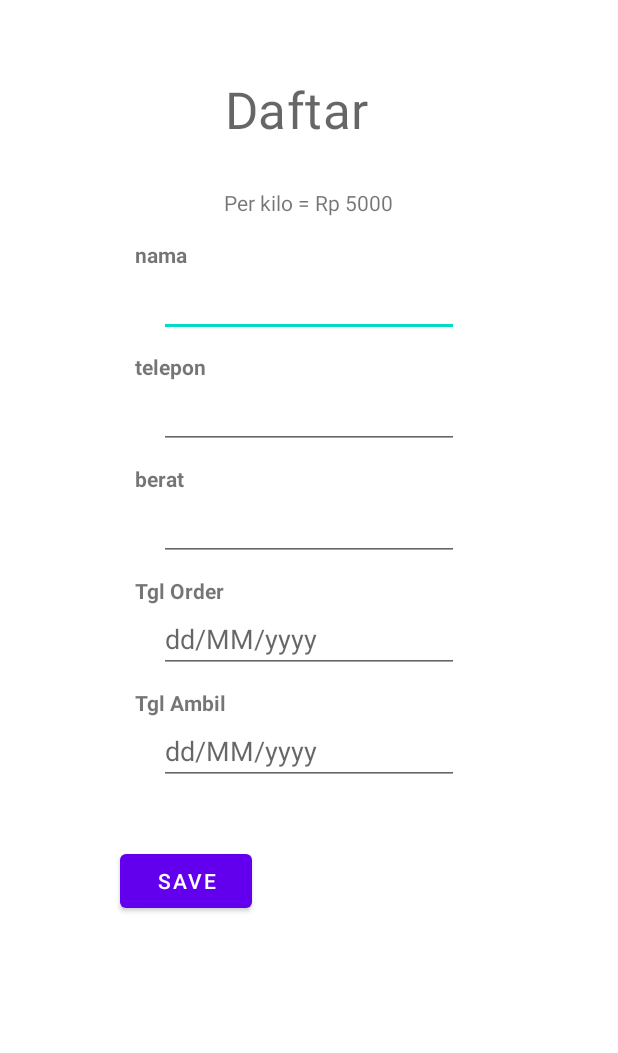
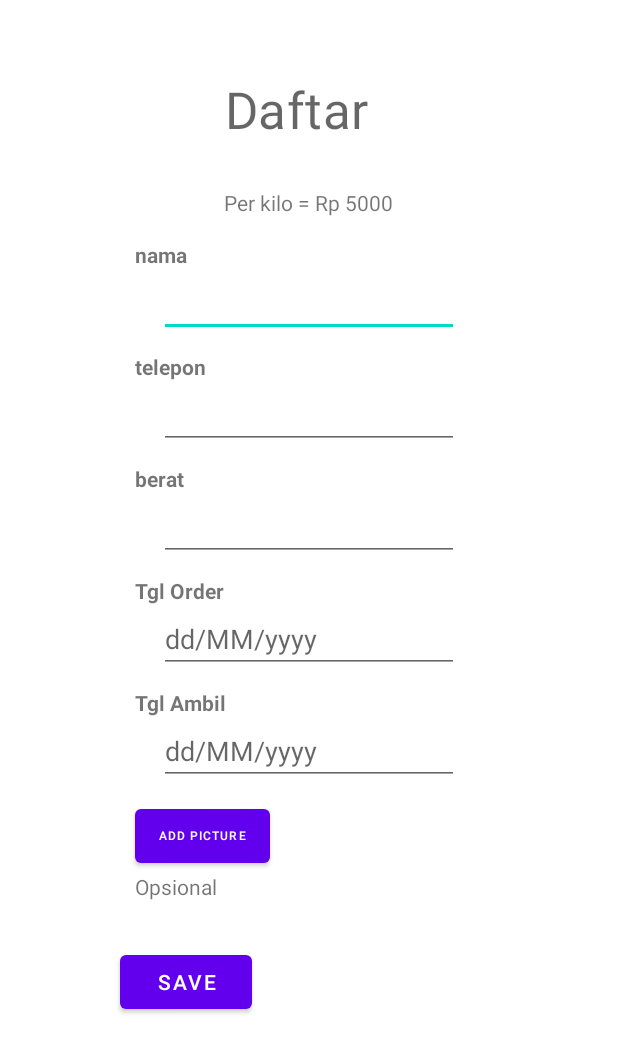
Before and after one commit to thomashar/PBP_UAS_A_KelE, an Android app: the RegisterActivity screen opened directly, with no data from a screen before it, on a phone screen of 412 x 824 dp. Shown: the top 1053 px of the screen. Run offline under Robolectric (Android 15) with nearby library versions, the phone set to English and light mode, and no system bars; our stand-ins replace data binding; 5 statements that could not run were skipped.

Commit message:
master file

```diff
--- a/app/src/main/AndroidManifest.xml
+++ b/app/src/main/AndroidManifest.xml
@@ -1,7 +1,10 @@
 <?xml version="1.0" encoding="utf-8"?>
 <manifest xmlns:android="http://schemas.android.com/apk/res/android"
     package="pbp.projectuts">
-
+    <uses-permission android:name="android.permission.CAMERA"/>
+    //Mencapture Kamera
+    <uses-feature android:name="android.hardware.camera"
+        android:required="true" />
     <application
         android:allowBackup="true"
         android:icon="@mipmap/ic_launcher"
--- a/app/src/main/res/layout/activity_register.xml
+++ b/app/src/main/res/layout/activity_register.xml
@@ -102,6 +102,18 @@
                 android:hint="dd/MM/yyyy"
                 android:layout_marginBottom="10dp"/>
             <com.google.android.material.button.MaterialButton
+                android:id="@+id/Btnfoto"
+                android:layout_width="wrap_content"
+                android:layout_height="wrap_content"
+                android:layout_marginLeft="90dp"
+                android:text="@string/addfoto"
+                android:textSize="8dp"/>
+            <TextView
+                android:layout_width="wrap_content"
+                android:layout_height="wrap_content"
+                android:layout_marginLeft="90dp"
+                android:text="@string/opsional"/>
+            <com.google.android.material.button.MaterialButton
                 android:layout_width="wrap_content"
                 android:layout_height="wrap_content"
                 android:layout_marginTop="30dp"
--- a/app/src/main/res/values/strings.xml
+++ b/app/src/main/res/values/strings.xml
@@ -18,5 +18,8 @@
     <string name="signup">Sign Up</string>
     <string name="location">Location</string>
 
+    <string name="addfoto">Add Picture</string>
+    <string name="opsional">Opsional</string>
+
     <string name="mapbox_access_token">pk.eyJ1IjoiZGltYWtlZGEiLCJhIjoiY2tmbzZpeGczMDVoeTJ0bXFyMmtlaDY0eiJ9.sjR29rBIaYc3tz7QMcKKGA</string>
 </resources>
```
Also changed, not shown: app/src/main/java/pbp/projectuts/CameraView.java (added, +56 -0 lines), app/src/main/java/pbp/projectuts/MainActivity.java (+36 -0 lines).
